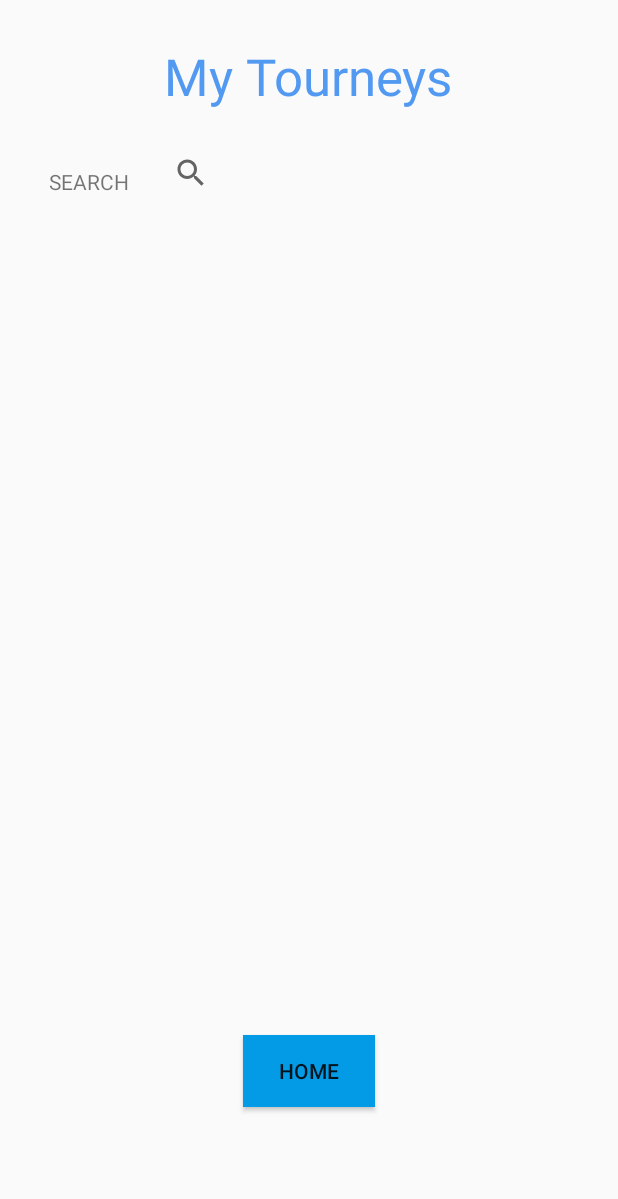
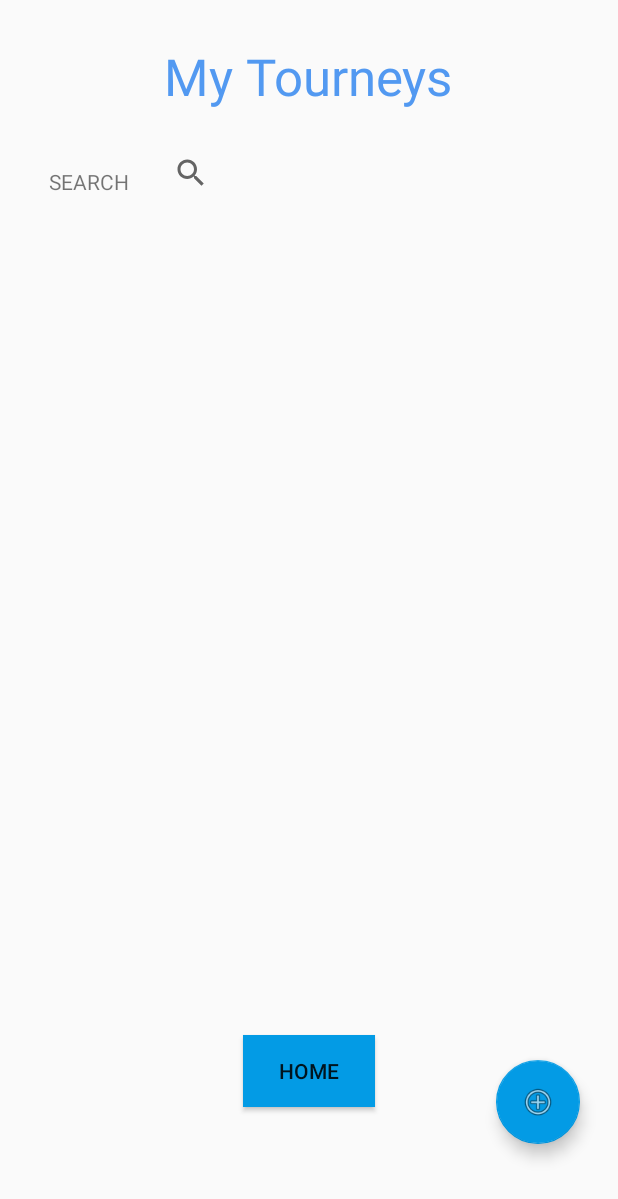
Before and after one commit to XianMaceira/TourneyPlayPal, an Android app built with Jetpack Compose: the MytourneyActivity screen opened directly, with no data from a screen before it, on a phone screen of 412 x 824 dp. Shown: the top 1199 px of the screen. Run offline under Robolectric (Android 15) with nearby library versions, the phone set to English and light mode, and no system bars; our stand-ins replace Firebase (no records; nobody signed in at launch, a user with empty details on screens opened directly); Roboto replaces fonts that are not available here.

Commit message:
Version 0.3.1 Añadido boton para añadir torneos

```diff
--- a/app/build.gradle.kts
+++ b/app/build.gradle.kts
@@ -66,6 +66,7 @@ dependencies {
     implementation("androidx.appcompat:appcompat:1.6.1")
     implementation("androidx.constraintlayout:constraintlayout:2.1.4")
     implementation(platform("androidx.compose:compose-bom:2023.03.00"))
+    implementation("com.google.android.material:material:1.12.0")
     testImplementation("junit:junit:4.13.2")
     androidTestImplementation("androidx.test.ext:junit:1.1.5")
     androidTestImplementation("androidx.test.espresso:espresso-core:3.5.1")
--- a/app/src/main/res/layout/activity_mytournaments.xml
+++ b/app/src/main/res/layout/activity_mytournaments.xml
@@ -74,4 +74,19 @@
         app:layout_constraintStart_toStartOf="parent"
         app:layout_constraintTop_toBottomOf="@+id/scrollView3" />
 
+    <com.google.android.material.floatingactionbutton.FloatingActionButton
+        android:id="@+id/floatingActionButton"
+        android:layout_width="wrap_content"
+        android:layout_height="wrap_content"
+        android:layout_marginBottom="40dp"
+        android:clickable="true"
+        app:backgroundTint="@color/colorAccent"
+        app:layout_constraintBottom_toBottomOf="parent"
+        app:layout_constraintEnd_toEndOf="parent"
+        app:layout_constraintHorizontal_bias="0.761"
+        app:layout_constraintStart_toEndOf="@+id/backHomeFromMytourneysButton"
+        app:layout_constraintTop_toBottomOf="@+id/scrollView3"
+        app:layout_constraintVertical_bias="0.826"
+        app:srcCompat="@android:drawable/ic_menu_add" />
+
 </androidx.constraintlayout.widget.ConstraintLayout>
```
